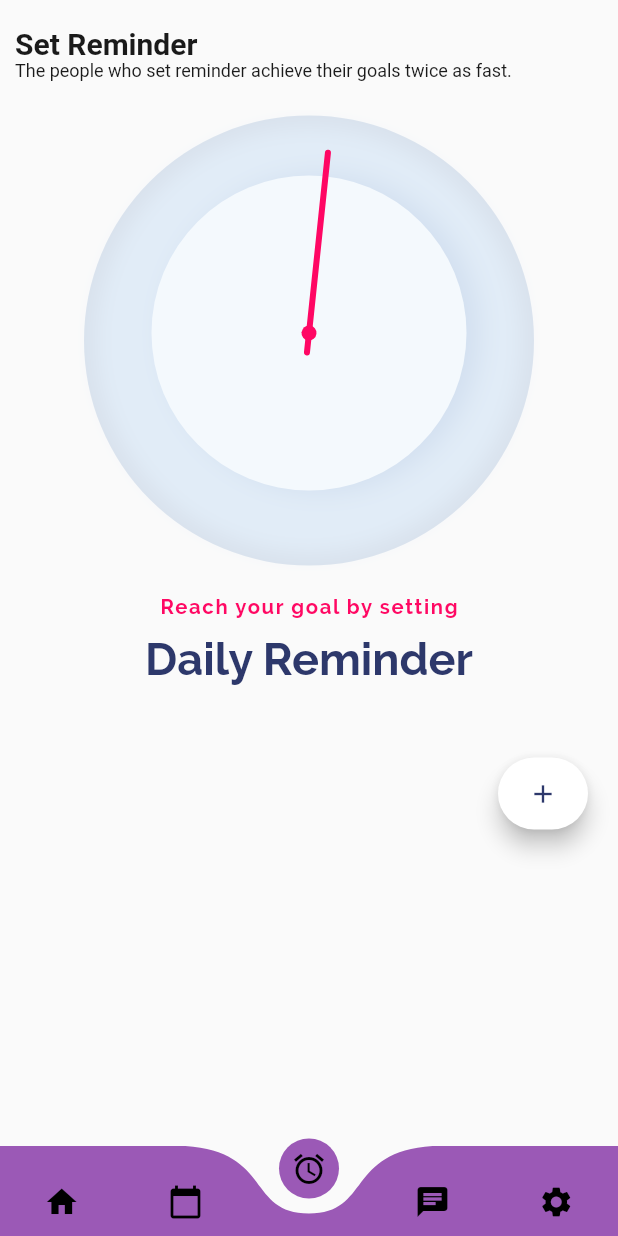
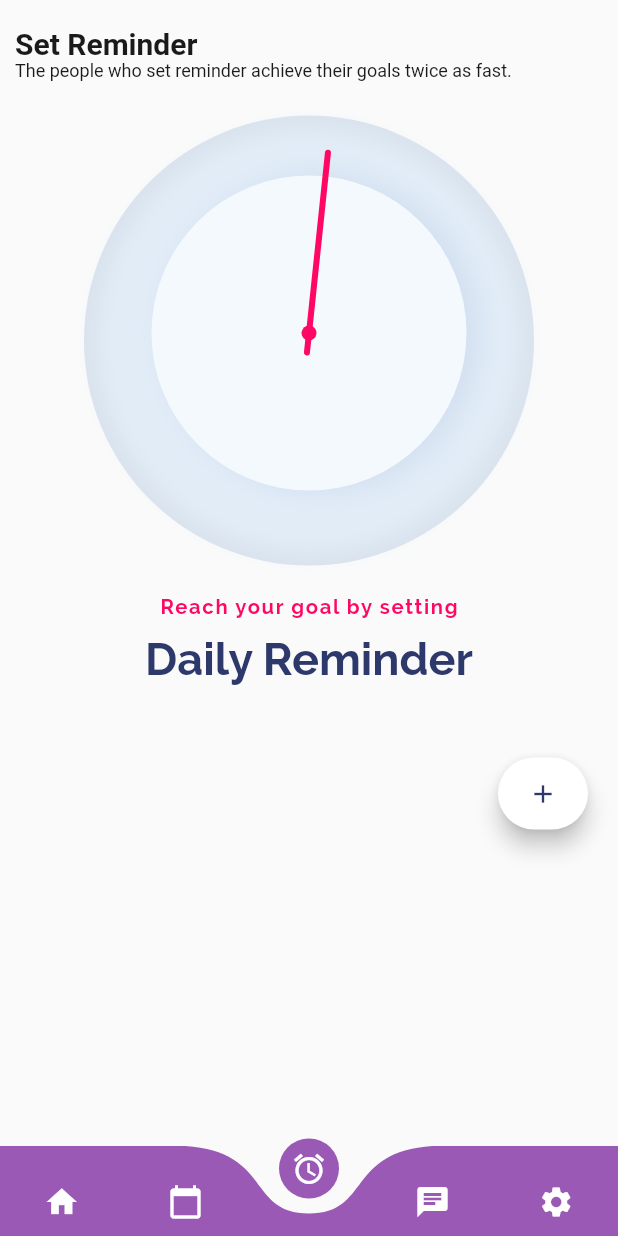
Before and after one commit to lotusgraham/MeditationApp123, a Flutter app: the Home screen opened directly, item 3 of the bottom bar chosen, on a phone screen of 412 x 824 dp. Run offline on Flutter 3.47's test engine with Material 2 defaults, Android fonts, the phone set to English and light mode, and no system bars; drawn by our look-alikes of curved_navigation_bar; our stand-ins replace cloud_firestore, connectivity, firebase_auth, firebase_messaging, firebase_storage, flutter_local_notifications and 13 more; missing offline and left inert: audio, flutter_braintree, flutter_circular_chart, flutter_facebook_login, global_configuration; accounts and stored records are empty.

Commit message:
changed icon colors and fixed sigin with google

```diff
--- a/lib/screens/auth/login/login.dart
+++ b/lib/screens/auth/login/login.dart
@@ -148,7 +148,7 @@ class _LoginState extends State<Login> {
                 ),
               ),
               onTap: () async {
-                Provider.of<AuthProvider>(context)
+                Provider.of<AuthProvider>(context, listen: false)
                     .handleGoogleSignIn()
                     .then((value) {
                   Navigator.pushReplacement(
--- a/lib/util/color.dart
+++ b/lib/util/color.dart
@@ -4,6 +4,6 @@ import 'package:flutter/painting.dart';
 
 Color primaryColor = Color(0xff9B59B6);
 Color darkPrimaryColor = Color(0xff884EA0);
-Color iconColor = Colors.black;
+Color iconColor = Colors.white;
 Color textColor = Colors.white;
 Color splashIndicatorColor = Colors.grey;
```
